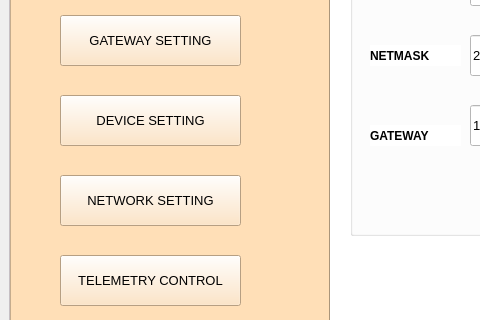
Above: Thesis/configUI/NEWUI/network.ui from tnt310/ptn209b3 before the change; both pictures show x 0 to 480 and y 135 to 455 of the 1178 by 735 pixel window. Below: the same form after it.
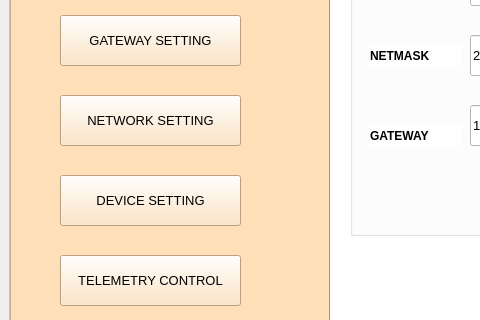
That is the form after the change.

```diff
--- a/Thesis/configUI/NEWUI/network.ui
+++ b/Thesis/configUI/NEWUI/network.ui
@@ -55,7 +55,7 @@
          <property name="geometry">
           <rect>
            <x>50</x>
-           <y>300</y>
+           <y>220</y>
            <width>181</width>
            <height>51</height>
           </rect>
@@ -92,7 +92,7 @@
          <property name="geometry">
           <rect>
            <x>50</x>
-           <y>220</y>
+           <y>300</y>
            <width>181</width>
            <height>51</height>
           </rect>
```
